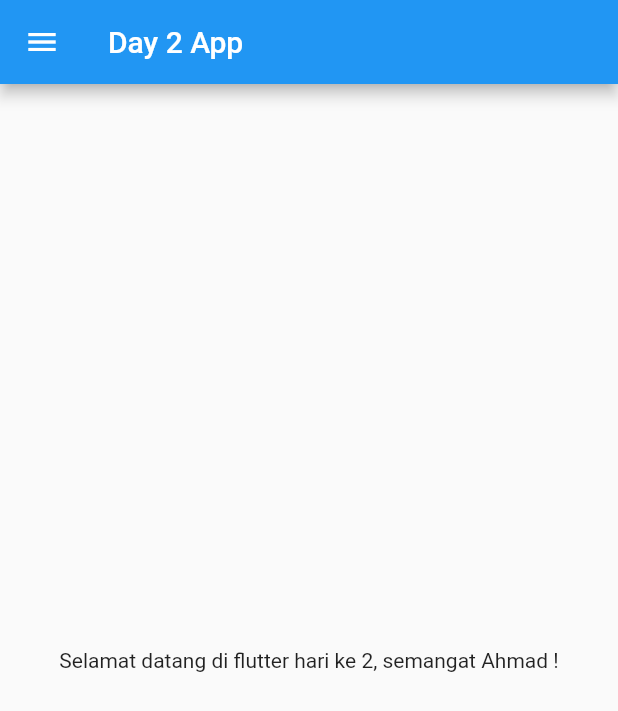
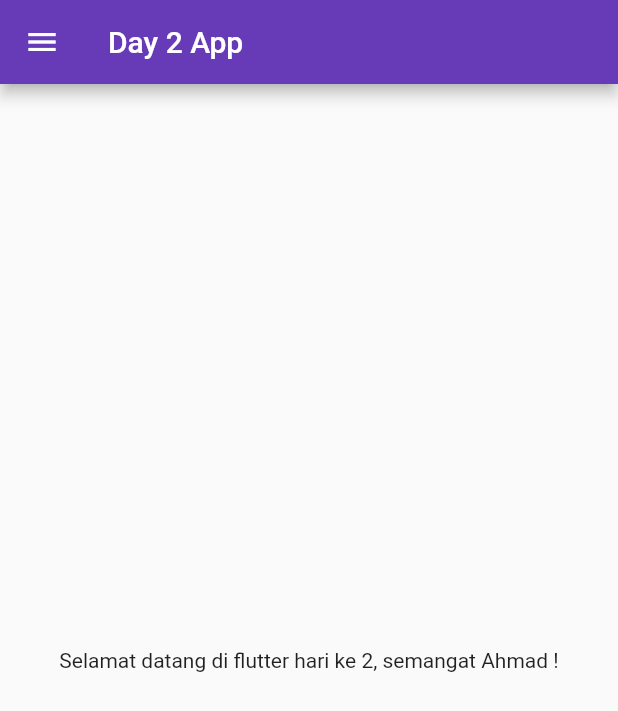
Before and after one commit to ahmadanfauji/30DaysOfFlutter, a Flutter app: the screen it shows after launch, on a phone screen of 412 x 824 dp. Shown: the top 711 px of the screen. Run offline on Flutter 3.47's test engine with Material 2 defaults, Android fonts, the phone set to English and light mode, and no system bars.

Commit message:
Day3 completed.

```diff
--- a/lib/main.dart
+++ b/lib/main.dart
@@ -1,4 +1,5 @@
-import 'package:first_project/home_page.dart';
+import 'package:first_project/pages/home_page.dart';
+import 'package:first_project/pages/login_page.dart';
 import 'package:flutter/material.dart';
 
 void main() {
@@ -8,6 +9,18 @@ void main() {
 class MyApp extends StatelessWidget {
   @override
   Widget build(BuildContext context) {
-    return MaterialApp(home: HomePage());
+    return MaterialApp(
+      themeMode: ThemeMode.light,
+      theme: ThemeData(primarySwatch: Colors.deepPurple),
+      darkTheme: ThemeData(
+        brightness: Brightness.dark,
+      ),
+      initialRoute: "/home",
+      routes: {
+        "/": (context) => LoginPage(),
+        "/home": (context) => HomePage(),
+        "/login": (context) => LoginPage()
+      },
+    );
   }
 }
```
Also changed, not shown: lib/pages/login_page.dart (added, +18 -0 lines), lib/pages/home_page.dart (renamed from lib/home_page.dart).
